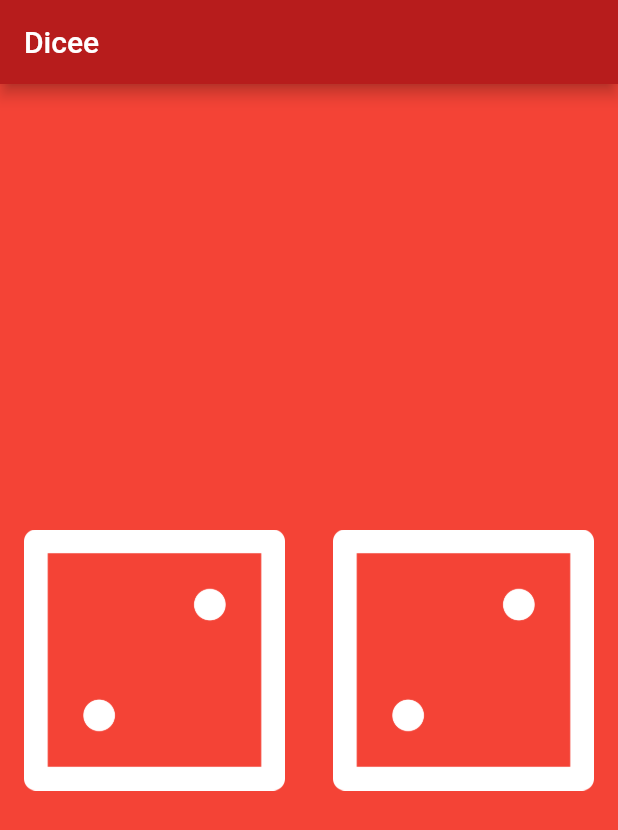
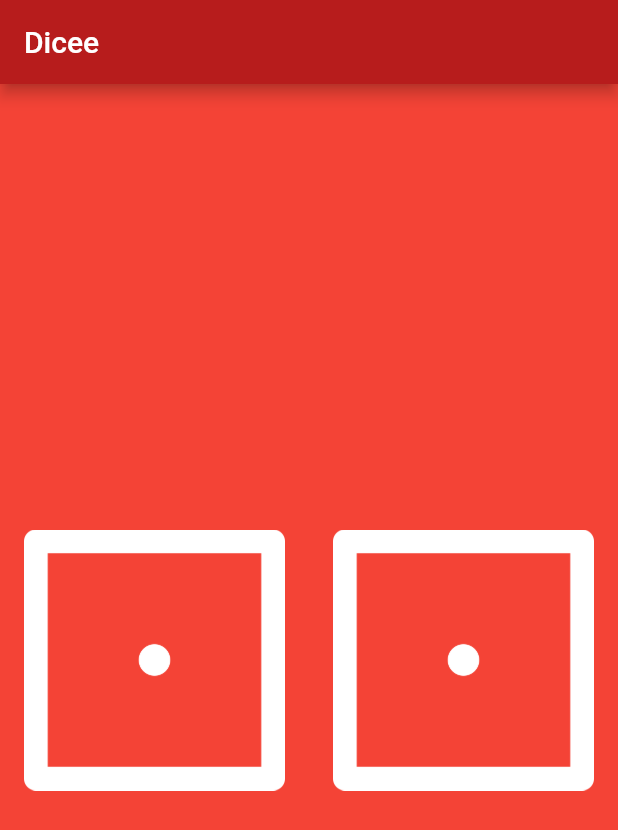
Before and after one commit to Maartz/dicee, a Flutter app: the screen it shows after launch, on a phone screen of 412 x 824 dp. Shown: the top 830 px of the screen. Run offline on Flutter 3.47's test engine with Material 2 defaults, Android fonts, the phone set to English and light mode, and no system bars.

```diff
--- a/lib/main.dart
+++ b/lib/main.dart
@@ -1,4 +1,5 @@
 import 'package:flutter/material.dart';
+import 'dart:math';
 
 void main() {
   return runApp(
@@ -15,7 +16,23 @@ void main() {
   );
 }
 
-class DicePage extends StatelessWidget {
+class DicePage extends StatefulWidget {
+  @override
+  _DicePageState createState() => _DicePageState();
+}
+
+class _DicePageState extends State<DicePage> {
+
+  int leftDiceNumber = 1;
+  int rightDiceNumber = 1;
+
+  void randomizeDice() {
+    setState(() {
+      leftDiceNumber = Random().nextInt(6) + 1;
+      rightDiceNumber = Random().nextInt(6) + 1;
+    });
+  }
+
   @override
   Widget build(BuildContext context) {
     return Center(
@@ -24,17 +41,17 @@ class DicePage extends StatelessWidget {
           Expanded(
             child: FlatButton(
               onPressed: () {
-
+                randomizeDice();
               },
-              child: Image.asset('images/dice2.png'),
+              child: Image.asset('images/dice$leftDiceNumber.png'),
             ),
           ),
           Expanded(
             child: FlatButton(
               onPressed: () {
-
+                randomizeDice();
               },
-              child: Image.asset('images/dice2.png'),
+              child: Image.asset('images/dice$rightDiceNumber.png'),
             ),
           ),
         ],
```
